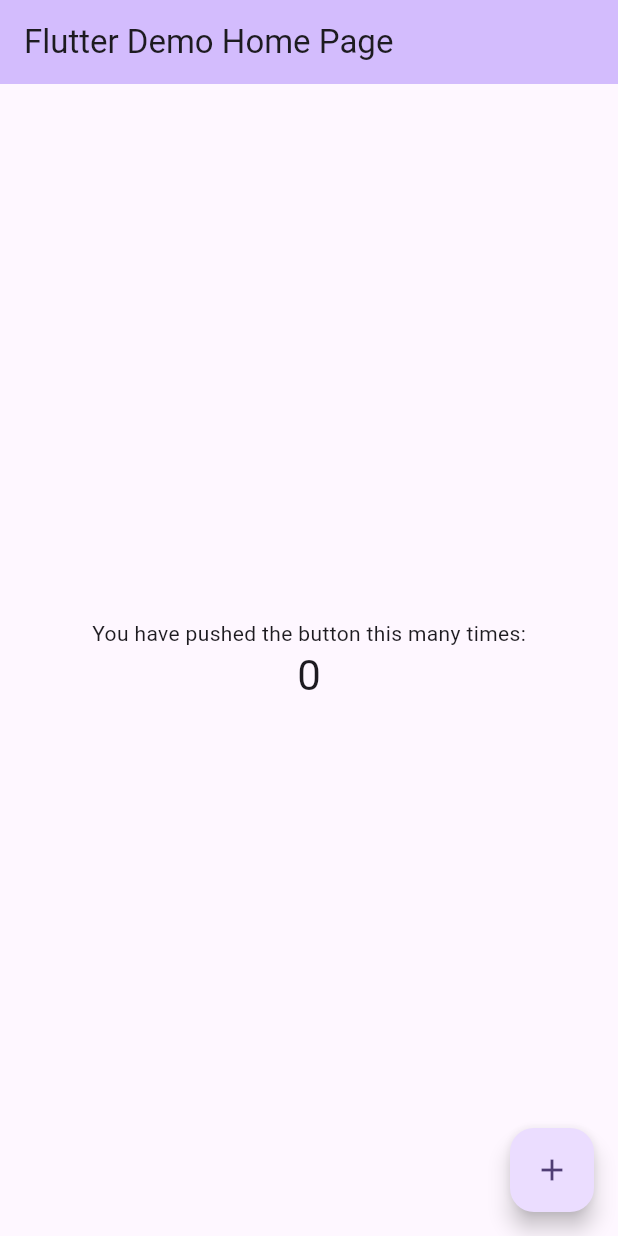
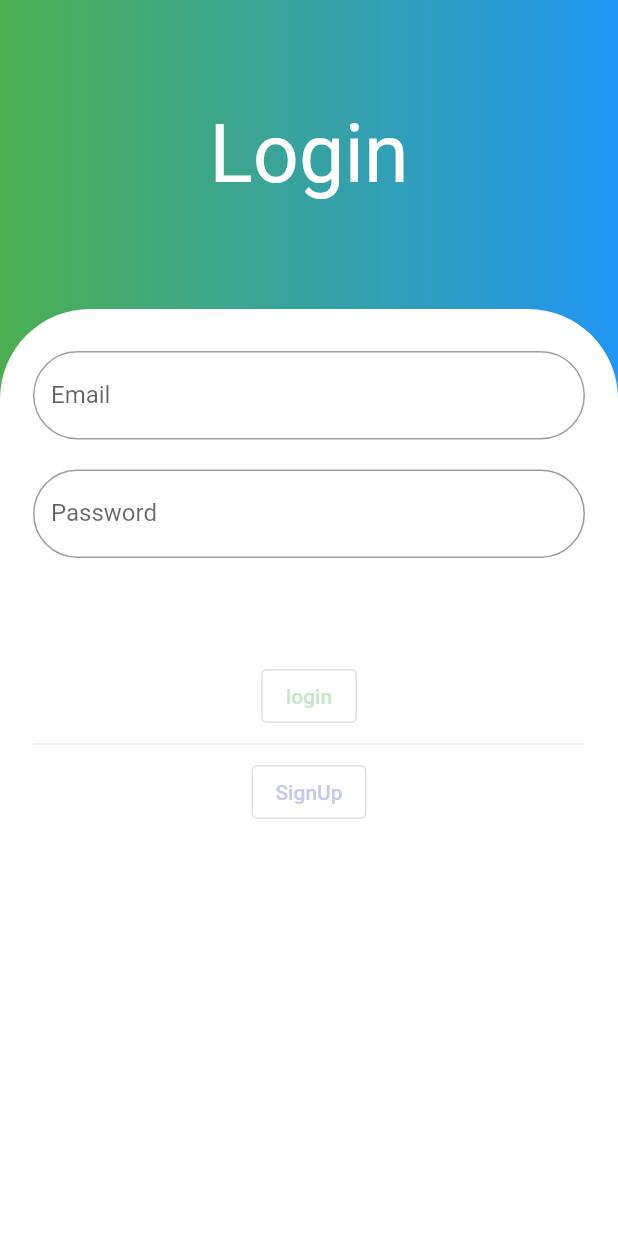
Before and after one commit to muse9312/flutter-firebase-nodejs, a Flutter app: the screen it shows after launch, on a phone screen of 412 x 824 dp. Run offline on Flutter 3.47's test engine with Material 2 defaults, Android fonts, the phone set to English and light mode, and no system bars.

Commit message:
chore  :  design fix

```diff
--- a/client/lib/main.dart
+++ b/client/lib/main.dart
@@ -1,125 +1,150 @@
 import 'package:flutter/material.dart';
 
 void main() {
-  runApp(const MyApp());
+  runApp(
+    MaterialApp(
+      home: MyWidget(),
+    ),
+  );
 }
 
-class MyApp extends StatelessWidget {
-  const MyApp({super.key});
-
-  // This widget is the root of your application.
+class MyWidget extends StatelessWidget {
   @override
   Widget build(BuildContext context) {
-    return MaterialApp(
-      title: 'Flutter Demo',
-      theme: ThemeData(
-        // This is the theme of your application.
-        //
-        // TRY THIS: Try running your application with "flutter run". You'll see
-        // the application has a blue toolbar. Then, without quitting the app,
-        // try changing the seedColor in the colorScheme below to Colors.green
-        // and then invoke "hot reload" (save your changes or press the "hot
-        // reload" button in a Flutter-supported IDE, or press "r" if you used
-        // the command line to start the app).
-        //
-        // Notice that the counter didn't reset back to zero; the application
-        // state is not lost during the reload. To reset the state, use hot
-        // restart instead.
-        //
-        // This works for code too, not just values: Most code changes can be
-        // tested with just a hot reload.
-        colorScheme: ColorScheme.fromSeed(seedColor: Colors.deepPurple),
-        useMaterial3: true,
-      ),
-      home: const MyHomePage(title: 'Flutter Demo Home Page'),
-    );
+    return LoginView(context);
   }
 }
 
-class MyHomePage extends StatefulWidget {
-  const MyHomePage({super.key, required this.title});
-
-  // This widget is the home page of your application. It is stateful, meaning
-  // that it has a State object (defined below) that contains fields that affect
-  // how it looks.
-
-  // This class is the configuration for the state. It holds the values (in this
-  // case the title) provided by the parent (in this case the App widget) and
-  // used by the build method of the State. Fields in a Widget subclass are
-  // always marked "final".
-
-  final String title;
+class LoginView extends StatefulWidget {
+  LoginView(BuildContext context);
 
   @override
-  State<MyHomePage> createState() => _MyHomePageState();
+  _LoginViewState createState() => _LoginViewState();
 }
 
-class _MyHomePageState extends State<MyHomePage> {
-  int _counter = 0;
+class _LoginViewState extends State<LoginView> {
+  final _formKey = GlobalKey<FormState>();
 
-  void _incrementCounter() {
-    setState(() {
-      // This call to setState tells the Flutter framework that something has
-      // changed in this State, which causes it to rerun the build method below
-      // so that the display can reflect the updated values. If we changed
-      // _counter without calling setState(), then the build method would not be
-      // called again, and so nothing would appear to happen.
-      _counter++;
-    });
+  List<Color> colors = [
+    Colors.green,
+    Colors.blue,
+  ];
+
+  @override
+  void initState() {
+    // TODO: implement initState
+    super.initState();
+  }
+
+  @override
+  void dispose() {
+    super.dispose();
   }
 
   @override
   Widget build(BuildContext context) {
-    // This method is rerun every time setState is called, for instance as done
-    // by the _incrementCounter method above.
-    //
-    // The Flutter framework has been optimized to make rerunning build methods
-    // fast, so that you can just rebuild anything that needs updating rather
-    // than having to individually change instances of widgets.
     return Scaffold(
-      appBar: AppBar(
-        // TRY THIS: Try changing the color here to a specific color (to
-        // Colors.amber, perhaps?) and trigger a hot reload to see the AppBar
-        // change color while the other colors stay the same.
-        backgroundColor: Theme.of(context).colorScheme.inversePrimary,
-        // Here we take the value from the MyHomePage object that was created by
-        // the App.build method, and use it to set our appbar title.
-        title: Text(widget.title),
+      body: Container(
+        child: SingleChildScrollView(
+          child: Container(
+            decoration: BoxDecoration(gradient: LinearGradient(colors: colors)),
+            child: Column(
+              children: [
+                Container(
+                  height: MediaQuery.of(context).size.height / 4,
+                  child: Center(
+                    child: Text(
+                      "Login",
+                      style: TextStyle(
+                        fontSize: 54,
+                        color: Colors.white,
                       ),
-      body: Center(
-        // Center is a layout widget. It takes a single child and positions it
-        // in the middle of the parent.
+                    ),
+                  ),
+                ),
+                Container(
+                  height: MediaQuery.of(context).size.height / (4 / 3),
+                  decoration: BoxDecoration(
+                    color: Colors.white,
+                    borderRadius: BorderRadius.only(
+                      topLeft: Radius.circular(60),
+                      topRight: Radius.circular(60),
+                    ),
+                  ),
+                  child: Padding(
+                    padding: const EdgeInsets.only(
+                        top: 20, right: 14, left: 14, bottom: 14),
                     child: Column(
-          // Column is also a layout widget. It takes a list of children and
-          // arranges them vertically. By default, it sizes itself to fit its
-          // children horizontally, and tries to be as tall as its parent.
-          //
-          // Column has various properties to control how it sizes itself and
-          // how it positions its children. Here we use mainAxisAlignment to
-          // center the children vertically; the main axis here is the vertical
-          // axis because Columns are vertical (the cross axis would be
-          // horizontal).
-          //
-          // TRY THIS: Invoke "debug painting" (choose the "Toggle Debug Paint"
-          // action in the IDE, or press "p" in the console), to see the
-          // wireframe for each widget.
+                      mainAxisAlignment: MainAxisAlignment.start,
+                      children: [
+                        Form(
+                          key: _formKey,
+                          child: Padding(
+                            padding: const EdgeInsets.all(8.0),
+                            child: Column(
+                              mainAxisSize: MainAxisSize.max,
                               mainAxisAlignment: MainAxisAlignment.center,
                               children: <Widget>[
-            const Text(
-              'You have pushed the button this many times:',
+                                TextFormField(
+                                  decoration: InputDecoration(
+                                    labelText: "Email",
+                                    border: OutlineInputBorder(
+                                        borderRadius:
+                                            BorderRadius.circular(50)),
                                   ),
-            Text(
-              '$_counter',
-              style: Theme.of(context).textTheme.headlineMedium,
+                                  keyboardType: TextInputType.emailAddress,
+                                  validator: (girilenEmail) {},
+                                  onSaved: (girilenEmail) {
+                                    setState(() {});
+                                  },
+                                ),
+                                Padding(
+                                  padding: const EdgeInsets.only(
+                                      top: 20, bottom: 68.0),
+                                  child: TextFormField(
+                                    obscureText: true,
+                                    decoration: InputDecoration(
+                                      labelText: "Password",
+                                      border: OutlineInputBorder(
+                                          borderRadius:
+                                              BorderRadius.circular(50)),
+                                    ),
+                                    validator: (girilenSifre) {},
+                                    onSaved: (girilenSifre) {
+                                      setState(() {});
+                                    },
+                                  ),
+                                ),
+                                OutlinedButton(
+                                  onPressed: () {},
+                                  child: Text(
+                                    "login",
+                                    style:
+                                        TextStyle(color: Colors.green.shade100),
+                                  ),
+                                ),
+                                Divider(),
+                                OutlinedButton(
+                                  onPressed: () {},
+                                  child: Text(
+                                    "SignUp",
+                                    style: TextStyle(
+                                        color: Colors.indigo.shade100),
+                                  ),
                                 ),
                               ],
                             ),
                           ),
-      floatingActionButton: FloatingActionButton(
-        onPressed: _incrementCounter,
-        tooltip: 'Increment',
-        child: const Icon(Icons.add),
-      ), // This trailing comma makes auto-formatting nicer for build methods.
+                        ),
+                      ],
+                    ),
+                  ),
+                ),
+              ],
+            ),
+          ),
+        ),
+      ),
     );
   }
 }
```
Also changed, not shown: 3 other files. Lines whose indentation alone changed are shown as unchanged.
